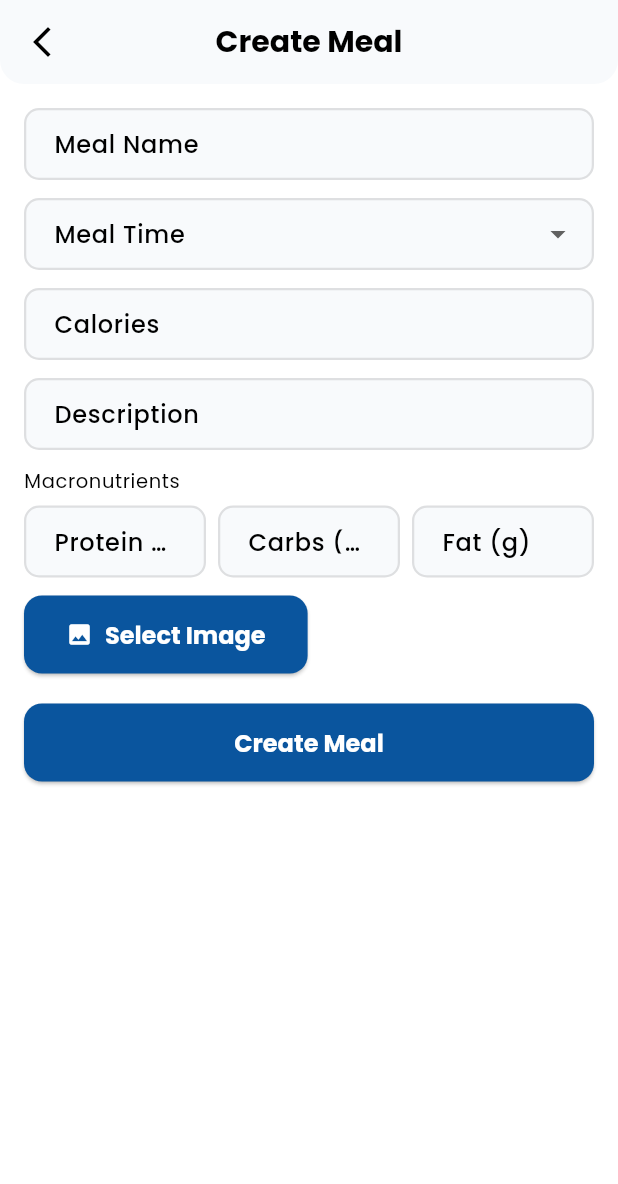
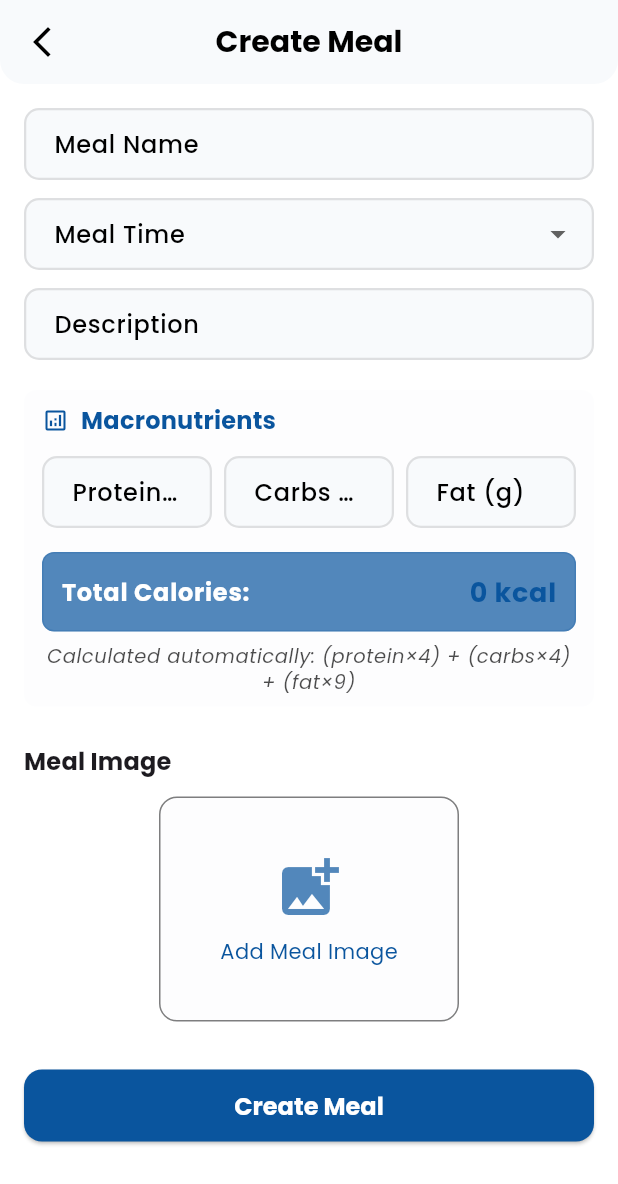
Before and after one commit to AashishRauniyar/fyp-gymify, a Flutter app: the CreateMealScreen screen opened directly with empty values, on a phone screen of 412 x 824 dp. Shown: the top 1184 px of the screen. Run offline on Flutter 3.47's test engine with Material 3 defaults, Android fonts, the phone set to English and light mode, and no system bars; our stand-ins replace audioplayers, cached_network_image, carousel_slider, chewie, confetti, connectivity_plus and 29 more; missing offline and left inert: khalti_checkout_flutter; accounts and stored records are empty.

Commit message:
FEATURE: Implement automatic calorie calculation based on macronutrients

```diff
--- a/flutter/gymify/lib/screens/diet_screens/create_meal_screen.dart
+++ b/flutter/gymify/lib/screens/diet_screens/create_meal_screen.dart
@@ -1,231 +1,3 @@
-// import 'dart:convert';
-// import 'dart:io';
-// import 'package:flutter/material.dart';
-// import 'package:image_picker/image_picker.dart';
-// import 'package:gymify/providers/diet_provider/diet_provider.dart';
-// import 'package:gymify/utils/custom_appbar.dart';
-// import 'package:gymify/utils/custom_snackbar.dart';
-// import 'package:provider/provider.dart';
-
-// enum MealTime {
-//   Breakfast,
-//   Lunch,
-//   Dinner,
-//   Snack,
-// }
-
-// String mealTimeToString(MealTime time) {
-//   switch (time) {
-//     case MealTime.Breakfast:
-//       return "Breakfast";
-//     case MealTime.Lunch:
-//       return "Lunch";
-//     case MealTime.Dinner:
-//       return "Dinner";
-//     case MealTime.Snack:
-//       return "Snack";
-//   }
-// }
-
-// class CreateMealScreen extends StatefulWidget {
-//   final int dietPlanId;
-//   const CreateMealScreen({super.key, required this.dietPlanId});
-
-//   @override
-//   State<CreateMealScreen> createState() => _CreateMealScreenState();
-// }
-
-// class _CreateMealScreenState extends State<CreateMealScreen> {
-//   final _formKey = GlobalKey<FormState>();
-//   final _mealNameController = TextEditingController();
-//   final _caloriesController = TextEditingController();
-//   final _descriptionController = TextEditingController();
-//   final _macronutrientsController = TextEditingController();
-
-//   MealTime? _selectedMealTime;
-//   File? mealImage;
-
-//   // Use ImagePicker similar to your exercise screen to pick an image
-//   Future<void> _pickMealImage() async {
-//     final picker = ImagePicker();
-//     final pickedFile = await picker.pickImage(source: ImageSource.gallery);
-//     if (pickedFile != null) {
-//       setState(() {
-//         mealImage = File(pickedFile.path);
-//       });
-//     }
-//   }
-
-//   @override
-//   void dispose() {
-//     _mealNameController.dispose();
-//     _caloriesController.dispose();
-//     _descriptionController.dispose();
-//     _macronutrientsController.dispose();
-//     super.dispose();
-//   }
-
-//   @override
-//   Widget build(BuildContext context) {
-//     final dietProvider = Provider.of<DietProvider>(context);
-//     final theme = Theme.of(context);
-
-//     return Scaffold(
-//       appBar: const CustomAppBar(title: "Create Meal"),
-//       body: Padding(
-//         padding: const EdgeInsets.all(16.0),
-//         child: Form(
-//           key: _formKey,
-//           child: ListView(
-//             children: [
-//               // Meal Name
-//               TextFormField(
-//                 controller: _mealNameController,
-//                 decoration: const InputDecoration(labelText: "Meal Name"),
-//                 validator: (value) {
-//                   if (value == null || value.isEmpty) {
-//                     return "Please enter a meal name";
-//                   }
-//                   return null;
-//                 },
-//               ),
-//               const SizedBox(height: 12),
-//               // Dropdown for Meal Time
-//               DropdownButtonFormField<MealTime>(
-//                 value: _selectedMealTime,
-//                 decoration: const InputDecoration(labelText: "Meal Time"),
-//                 items: MealTime.values.map((time) {
-//                   return DropdownMenuItem(
-//                     value: time,
-//                     child: Text(mealTimeToString(time)),
-//                   );
-//                 }).toList(),
-//                 onChanged: (MealTime? newValue) {
-//                   setState(() {
-//                     _selectedMealTime = newValue;
-//                   });
-//                 },
-//                 validator: (value) {
-//                   if (value == null) return "Please select meal time";
-//                   return null;
-//                 },
-//               ),
-//               const SizedBox(height: 12),
-//               // Calories
-//               TextFormField(
-//                 controller: _caloriesController,
-//                 decoration: const InputDecoration(labelText: "Calories"),
-//                 keyboardType: TextInputType.number,
-//                 validator: (value) {
-//                   if (value == null || value.isEmpty) {
-//                     return "Please enter calories";
-//                   }
-//                   if (double.tryParse(value) == null) {
-//                     return "Please enter a valid number";
-//                   }
-//                   return null;
-//                 },
-//               ),
-//               const SizedBox(height: 12),
-//               // Description
-//               TextFormField(
-//                 controller: _descriptionController,
-//                 decoration: const InputDecoration(labelText: "Description"),
-//               ),
-//               const SizedBox(height: 12),
-//               // Macronutrients as a JSON string (e.g., {"protein":25,"carbs":40,"fat":10})
-//               TextFormField(
-//                 controller: _macronutrientsController,
-//                 decoration: const InputDecoration(labelText: "Macronutrients (JSON)"),
-//                 validator: (value) {
-//                   if (value != null && value.isNotEmpty) {
-//                     try {
-//                       jsonDecode(value);
-//                     } catch (e) {
-//                       return "Invalid JSON format";
-//                     }
-//                   }
-//                   return null;
-//                 },
-//               ),
-//               const SizedBox(height: 12),
-//               // Meal Image Picker
-//               Row(
-//                 children: [
-//                   ElevatedButton.icon(
-//                     onPressed: _pickMealImage,
-//                     icon: const Icon(Icons.image),
-//                     label: const Text("Select Image"),
-//                   ),
-//                   const SizedBox(width: 12),
-//                   if (mealImage != null)
-//                     ClipRRect(
-//                       borderRadius: BorderRadius.circular(8),
-//                       child: Image.file(
-//                         mealImage!,
-//                         width: 80,
-//                         height: 80,
-//                         fit: BoxFit.cover,
-//                       ),
-//                     ),
-//                 ],
-//               ),
-//               const SizedBox(height: 20),
-//               // Create Meal Button
-//               ElevatedButton(
-//                 onPressed: () async {
-//                   if (_formKey.currentState!.validate()) {
-//                     final mealName = _mealNameController.text;
-//                     final mealTime = _selectedMealTime != null
-//                         ? mealTimeToString(_selectedMealTime!)
-//                         : "";
-//                     final calories = double.tryParse(_caloriesController.text) ?? 0;
-//                     final description = _descriptionController.text;
-//                     final macronutrientsText = _macronutrientsController.text;
-//                     Map<String, dynamic>? macronutrients;
-//                     if (macronutrientsText.isNotEmpty) {
-//                       macronutrients = jsonDecode(macronutrientsText);
-//                     }
-//                     // Pass the image file path if an image is selected
-//                     // final imageFilePath = mealImage != null ? mealImage!.path : "";
-
-//                     await dietProvider.createMeal(
-//                       dietPlanId: widget.dietPlanId,
-//                       mealName: mealName,
-//                       mealTime: mealTime,
-//                       calories: calories,
-//                       description: description,
-//                       macronutrients: macronutrients,
-//                       mealImage: mealImage,
-//                     );
-
-//                     ScaffoldMessenger.of(context).showSnackBar(
-//                       const SnackBar(content: Text("Meal created successfully")),
-//                     );
-//                     Navigator.of(context).pop();
-//                   }
-//                 },
-//                 child: dietProvider.isLoading
-//                     ? const CircularProgressIndicator()
-//                     : const Text("Create Meal"),
-//               ),
-//               if (dietProvider.hasError)
-//                 const Padding(
-//                   padding: EdgeInsets.only(top: 12),
-//                   child: Text(
-//                     "Error creating meal",
-//                     style: TextStyle(color: Colors.red),
-//                   ),
-//                 ),
-//             ],
-//           ),
-//         ),
-//       ),
-//     );
-//   }
-// }
-
-import 'dart:convert';
 import 'dart:io';
 import 'package:flutter/material.dart';
 import 'package:gymify/utils/custom_loader.dart';
@@ -266,15 +38,40 @@ class CreateMealScreen extends StatefulWidget {
 class _CreateMealScreenState extends State<CreateMealScreen> {
   final _formKey = GlobalKey<FormState>();
   final _mealNameController = TextEditingController();
-  final _caloriesController = TextEditingController();
   final _descriptionController = TextEditingController();
-  // New controllers for macronutrients
+  // Controllers for macronutrients
   final _proteinController = TextEditingController();
   final _carbsController = TextEditingController();
   final _fatController = TextEditingController();
 
+  // Calories will be calculated automatically
+  double _calculatedCalories = 0;
+
   MealTime? _selectedMealTime;
   File? mealImage;
+
+  @override
+  void initState() {
+    super.initState();
+    // Add listeners to calculate calories when any macronutrient value changes
+    _proteinController.addListener(_calculateCalories);
+    _carbsController.addListener(_calculateCalories);
+    _fatController.addListener(_calculateCalories);
+  }
+
+  // Calculate calories based on macronutrient values
+  void _calculateCalories() {
+    double protein = double.tryParse(_proteinController.text) ?? 0;
+    double carbs = double.tryParse(_carbsController.text) ?? 0;
+    double fat = double.tryParse(_fatController.text) ?? 0;
+
+    // Calories calculation: protein (4 cal/g) + carbs (4 cal/g) + fat (9 cal/g)
+    double calories = (protein * 4) + (carbs * 4) + (fat * 9);
+
+    setState(() {
+      _calculatedCalories = calories;
+    });
+  }
 
   // Use ImagePicker to pick an image
   Future<void> _pickMealImage() async {
@@ -290,7 +87,6 @@ class _CreateMealScreenState extends State<CreateMealScreen> {
   @override
   void dispose() {
     _mealNameController.dispose();
-    _caloriesController.dispose();
     _descriptionController.dispose();
     _proteinController.dispose();
     _carbsController.dispose();
@@ -347,34 +143,43 @@ class _CreateMealScreenState extends State<CreateMealScreen> {
                 },
               ),
               const SizedBox(height: 12),
-              // Calories
-              TextFormField(
-                controller: _caloriesController,
-                decoration: const InputDecoration(labelText: "Calories"),
-                keyboardType: TextInputType.number,
-                validator: (value) {
-                  if (value == null || value.isEmpty) {
-                    return "Please enter calories";
-                  }
-                  if (double.tryParse(value) == null) {
-                    return "Please enter a valid number";
-                  }
-                  return null;
-                },
-              ),
-              const SizedBox(height: 12),
               // Description
               TextFormField(
                 controller: _descriptionController,
                 decoration: const InputDecoration(labelText: "Description"),
               ),
-              const SizedBox(height: 12),
-              // Macronutrients: Protein, Carbs, Fat
+              const SizedBox(height: 20),
+
+              // Macronutrients Section with Label
+              Container(
+                padding:
+                    const EdgeInsets.symmetric(vertical: 8, horizontal: 12),
+                decoration: BoxDecoration(
+                  color: theme.colorScheme.surfaceContainerHighest
+                      .withOpacity(0.3),
+                  borderRadius: BorderRadius.circular(8),
+                ),
+                child: Column(
+                  crossAxisAlignment: CrossAxisAlignment.start,
+                  children: [
+                    Row(
+                      children: [
+                        Icon(
+                          Icons.analytics_outlined,
+                          color: theme.colorScheme.primary,
+                          size: 18,
+                        ),
+                        const SizedBox(width: 8),
                         Text(
                           "Macronutrients",
-                style: theme.textTheme.bodySmall,
+                          style: theme.textTheme.titleMedium?.copyWith(
+                            fontWeight: FontWeight.bold,
+                            color: theme.colorScheme.primary,
                           ),
-              const SizedBox(height: 8),
+                        ),
+                      ],
+                    ),
+                    const SizedBox(height: 12),
                     Row(
                       children: [
                         Expanded(
@@ -382,6 +187,7 @@ class _CreateMealScreenState extends State<CreateMealScreen> {
                             controller: _proteinController,
                             decoration: const InputDecoration(
                               labelText: "Protein (g)",
+                              suffixText: "g",
                             ),
                             keyboardType: TextInputType.number,
                             validator: (value) {
@@ -401,6 +207,7 @@ class _CreateMealScreenState extends State<CreateMealScreen> {
                             controller: _carbsController,
                             decoration: const InputDecoration(
                               labelText: "Carbs (g)",
+                              suffixText: "g",
                             ),
                             keyboardType: TextInputType.number,
                             validator: (value) {
@@ -420,6 +227,7 @@ class _CreateMealScreenState extends State<CreateMealScreen> {
                             controller: _fatController,
                             decoration: const InputDecoration(
                               labelText: "Fat (g)",
+                              suffixText: "g",
                             ),
                             keyboardType: TextInputType.number,
                             validator: (value) {
@@ -435,29 +243,119 @@ class _CreateMealScreenState extends State<CreateMealScreen> {
                         ),
                       ],
                     ),
-              const SizedBox(height: 12),
-              // Meal Image Picker
-              Row(
+                    const SizedBox(height: 16),
+
+                    // Auto-calculated calories display
+                    Container(
+                      padding: const EdgeInsets.all(12),
+                      decoration: BoxDecoration(
+                        color:
+                            theme.colorScheme.primaryContainer.withOpacity(0.7),
+                        borderRadius: BorderRadius.circular(8),
+                        border: Border.all(
+                          color: theme.colorScheme.primary.withOpacity(0.2),
+                          width: 1,
+                        ),
+                      ),
+                      child: Row(
+                        mainAxisAlignment: MainAxisAlignment.spaceBetween,
                         children: [
-                  ElevatedButton.icon(
-                    onPressed: _pickMealImage,
-                    icon: const Icon(Icons.image),
-                    label: const Text("Select Image"),
+                          Text(
+                            "Total Calories:",
+                            style: theme.textTheme.bodyLarge?.copyWith(
+                              fontWeight: FontWeight.bold,
+                              color: theme.colorScheme.onPrimaryContainer,
                             ),
-                  const SizedBox(width: 12),
-                  if (mealImage != null)
-                    ClipRRect(
-                      borderRadius: BorderRadius.circular(8),
-                      child: Image.file(
-                        mealImage!,
-                        width: 80,
-                        height: 80,
-                        fit: BoxFit.cover,
+                          ),
+                          Text(
+                            "${_calculatedCalories.toStringAsFixed(0)} kcal",
+                            style: theme.textTheme.bodyLarge?.copyWith(
+                              fontWeight: FontWeight.bold,
+                              color: theme.colorScheme.primary,
+                              fontSize: 18,
                             ),
                           ),
                         ],
                       ),
-              const SizedBox(height: 20),
+                    ),
+
+                    const SizedBox(height: 8),
+                    Center(
+                      child: Text(
+                        "Calculated automatically: (protein×4) + (carbs×4) + (fat×9)",
+                        style: theme.textTheme.bodySmall?.copyWith(
+                          fontStyle: FontStyle.italic,
+                          color: theme.colorScheme.onSurfaceVariant
+                              .withOpacity(0.7),
+                        ),
+                        textAlign: TextAlign.center,
+                      ),
+                    ),
+                  ],
+                ),
+              ),
+
+              const SizedBox(height: 24),
+              // Meal Image Picker
+              Column(
+                crossAxisAlignment: CrossAxisAlignment.start,
+                children: [
+                  Text(
+                    "Meal Image",
+                    style: theme.textTheme.titleMedium?.copyWith(
+                      fontWeight: FontWeight.bold,
+                    ),
+                  ),
+                  const SizedBox(height: 12),
+                  Center(
+                    child: GestureDetector(
+                      onTap: _pickMealImage,
+                      child: Container(
+                        width: 200,
+                        height: 150,
+                        decoration: BoxDecoration(
+                          color: theme.colorScheme.surfaceContainerHighest
+                              .withOpacity(0.3),
+                          borderRadius: BorderRadius.circular(12),
+                          border: Border.all(
+                            color: theme.colorScheme.outline.withOpacity(0.5),
+                            width: 1,
+                          ),
+                        ),
+                        child: mealImage != null
+                            ? ClipRRect(
+                                borderRadius: BorderRadius.circular(12),
+                                child: Image.file(
+                                  mealImage!,
+                                  width: double.infinity,
+                                  height: double.infinity,
+                                  fit: BoxFit.cover,
+                                ),
+                              )
+                            : Column(
+                                mainAxisAlignment: MainAxisAlignment.center,
+                                children: [
+                                  Icon(
+                                    Icons.add_photo_alternate,
+                                    size: 48,
+                                    color: theme.colorScheme.primary
+                                        .withOpacity(0.7),
+                                  ),
+                                  const SizedBox(height: 8),
+                                  Text(
+                                    "Add Meal Image",
+                                    style: theme.textTheme.bodyMedium?.copyWith(
+                                      color: theme.colorScheme.primary,
+                                    ),
+                                  ),
+                                ],
+                              ),
+                      ),
+                    ),
+                  ),
+                ],
+              ),
+              const SizedBox(height: 32),
               // Create Meal Button
               ElevatedButton(
                 onPressed: () async {
@@ -466,10 +364,8 @@ class _CreateMealScreenState extends State<CreateMealScreen> {
                     final mealTime = _selectedMealTime != null
                         ? mealTimeToString(_selectedMealTime!)
                         : "";
-                    final calories =
-                        double.tryParse(_caloriesController.text) ?? 0;
                     final description = _descriptionController.text;
-                    // Combine the separate macronutrient values into a map.
+                    // Get macronutrients values
                     final protein =
                         double.tryParse(_proteinController.text) ?? 0;
                     final carbs = double.tryParse(_carbsController.text) ?? 0;
@@ -486,7 +382,8 @@ class _CreateMealScreenState extends State<CreateMealScreen> {
                         dietPlanId: widget.dietPlanId,
                         mealName: mealName,
                         mealTime: mealTime,
-                        calories: calories,
+                        calories:
+                            _calculatedCalories, // Use calculated calories
                         description: description,
                         macronutrients: macronutrients,
                         mealImage: mealImage,
@@ -505,9 +402,16 @@ class _CreateMealScreenState extends State<CreateMealScreen> {
                     }
                   }
                 },
+                style: ElevatedButton.styleFrom(
+                  padding: const EdgeInsets.symmetric(vertical: 12),
+                  shape: RoundedRectangleBorder(
+                    borderRadius: BorderRadius.circular(12),
+                  ),
+                ),
                 child: Provider.of<DietProvider>(context).isLoading
                     ? const CustomLoadingAnimation()
-                    : const Text("Create Meal"),
+                    : const Text("Create Meal",
+                        style: TextStyle(fontWeight: FontWeight.bold)),
               ),
               if (Provider.of<DietProvider>(context).hasError)
                 const Padding(
```
Also changed, not shown: flutter/gymify/lib/screens/diet_screens/meal_log_screen.dart (+0 -98 lines), 4 other files. Lines whose indentation alone changed are shown as unchanged.
